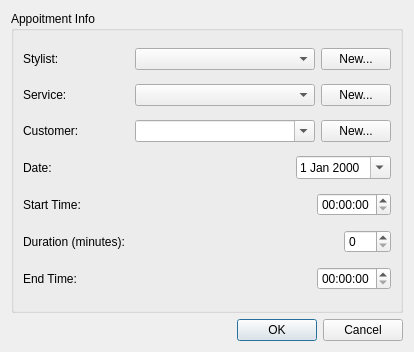
First picture: the form in newappointmentdialog.ui, repository pliniofpa/Profiles_Project, before the edit.
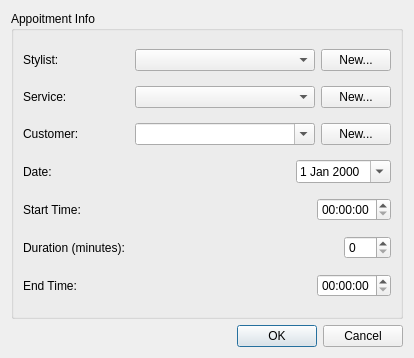
Second picture: the form after the edit.

```diff
--- a/newappointmentdialog.ui
+++ b/newappointmentdialog.ui
@@ -7,7 +7,7 @@
     <x>0</x>
     <y>0</y>
     <width>414</width>
-    <height>352</height>
+    <height>358</height>
    </rect>
   </property>
   <property name="windowTitle">
```
Left out of the diff: 2 changed lines with no effect on the pictures.
